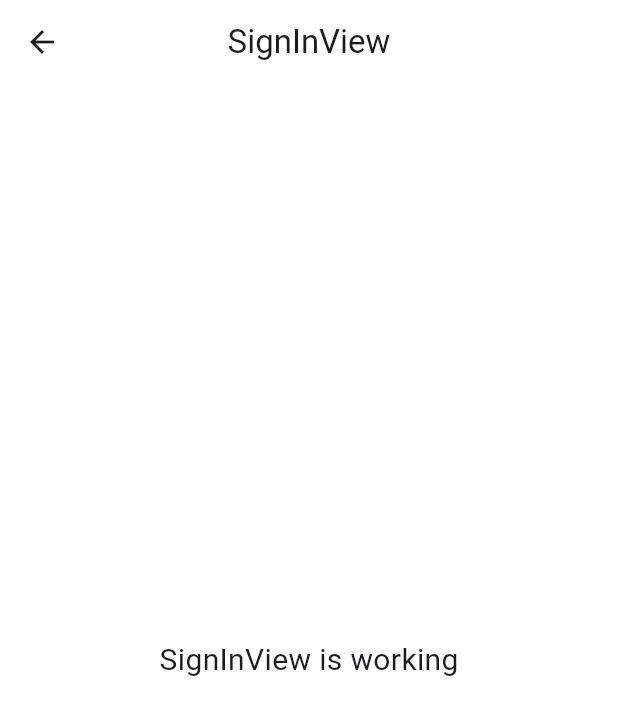
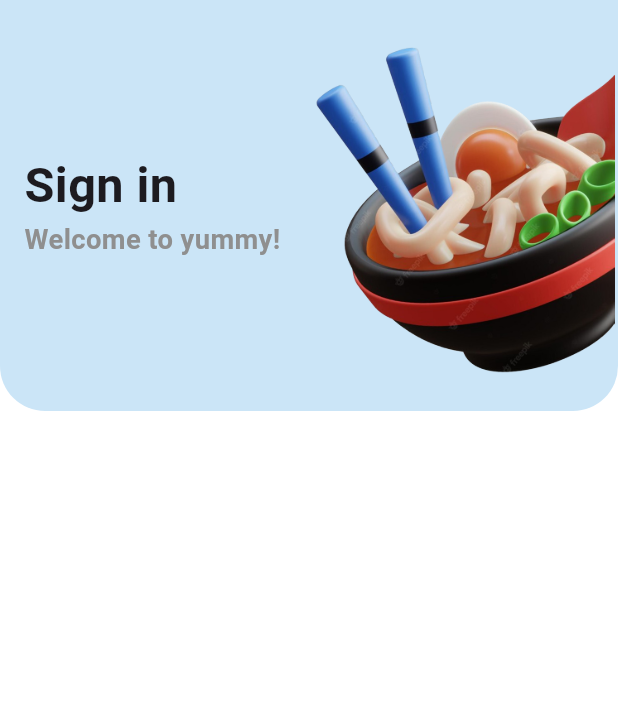
Before and after one commit to mst-borsha/yummy, a Flutter app: the SignInView screen opened by its route, on a phone screen of 412 x 824 dp. Shown: the top 715 px of the screen. Run offline on Flutter 3.47's test engine with Material 3 defaults, Android fonts, the phone set to English and light mode, and no system bars; our stand-ins replace flutter_screenutil, get, smooth_page_indicator.

Commit message:
sign in screen is not complete

```diff
--- a/lib/app/data/app_color.dart
+++ b/lib/app/data/app_color.dart
@@ -5,6 +5,7 @@ class  AppColors{
 static  const Color whiteColor = Color(0xffFFFFFF);
 static  const Color greyColor = Color(0xff8F8F8F);
 static  const Color orangeColor = Color(0xffFEA159);
+static  const Color skyColor = Color(0xff7ABDEB);
 
 
 }
--- a/lib/app/data/image_path.dart
+++ b/lib/app/data/image_path.dart
@@ -2,5 +2,7 @@ class  ImagePath{
   static const String baseUrl = 'assets/image';
   static const String splash = '$baseUrl/splash.png';
   static const String onboardingOne = '$baseUrl/onboarding_one.png';
+  static const String onboardingTwo = '$baseUrl/onboarding_two.png';
+  static const String signIn = '$baseUrl/sign_in.png';
 
 }
--- a/lib/app/modules/sign_in/views/sign_in_view.dart
+++ b/lib/app/modules/sign_in/views/sign_in_view.dart
@@ -1,23 +1,62 @@
 import 'package:flutter/material.dart';
+import 'package:flutter_screenutil/flutter_screenutil.dart';
 
 import 'package:get/get.dart';
+import 'package:yummy/app/data/app_color.dart';
+import 'package:yummy/app/data/app_text_style.dart';
+import 'package:yummy/app/data/image_path.dart';
+import 'package:yummy/app/modules/common_widget/custom_clip_path.dart';
 
 import '../controllers/sign_in_controller.dart';
 
 class SignInView extends GetView<SignInController> {
   const SignInView({super.key});
+
   @override
   Widget build(BuildContext context) {
     return Scaffold(
-      appBar: AppBar(
-        title: const Text('SignInView'),
-        centerTitle: true,
-      ),
-      body: const Center(
-        child: Text(
-          'SignInView is working',
-          style: TextStyle(fontSize: 20),
-        ),
+      body: Column(
+        children: [
+          Stack(
+            children: [
+              Container(
+                height: 270.h,
+                width: double.infinity,
+                decoration: BoxDecoration(
+                  color: AppColors.skyColor.withAlpha(100),
+                  borderRadius: BorderRadius.only(
+                    bottomRight: Radius.circular(30),
+                    bottomLeft: Radius.circular(30),
+                  ),
+                ),
+                child: Row(
+                  children: [
+                    Padding(
+                      padding:  EdgeInsets.symmetric(horizontal: 16.h),
+                      child: Column(
+                        crossAxisAlignment: CrossAxisAlignment.start,
+                        mainAxisAlignment: MainAxisAlignment.center,
+                        children: [
+                          Text("Sign in", style: AppTextStyles.bold32),
+                          Text(
+                            "Welcome to yummy!",
+                            style: AppTextStyles.bold18.copyWith(
+                              color: AppColors.greyColor,
+                            ),
+                          ),
+                        ],
+                      ),
+                    ),
+                   // SizedBox(width:,),
+                    Expanded(
+                      child: Image.asset(ImagePath.signIn,height: 250,),
+                    ),
+                  ],
+                ),
+              ),
+            ],
+          ),
+        ],
       ),
     );
   }
--- a/lib/app/modules/splash/controllers/splash_controller.dart
+++ b/lib/app/modules/splash/controllers/splash_controller.dart
@@ -16,7 +16,7 @@ class SplashController extends GetxController {
     if (isLoggedIn) {
       Get.offAllNamed(Routes.HOME);
     } else {
-      //Get.offAllNamed(Routes.PAGE_INDICATOR);
+      Get.offAllNamed(Routes.PAGE_INDICATOR);
     }
   }
 }
```
Also changed, not shown: lib/app/modules/onboarding_one/views/onboarding_one_view.dart (+17 -13 lines), lib/app/modules/onboarding_two/views/onboarding_two_view.dart (+45 -9 lines), lib/app/modules/page_indicator/views/page_indicator_view.dart (+7 -3 lines), lib/app/modules/splash/views/splash_view.dart (+2 -6 lines), assets/image/onboarding_two.png (added), assets/image/sign_in.png (added), assets/image/splash.png, lib/app/modules/common_widget/custom_clip_path.dart (added), 1 other file.
